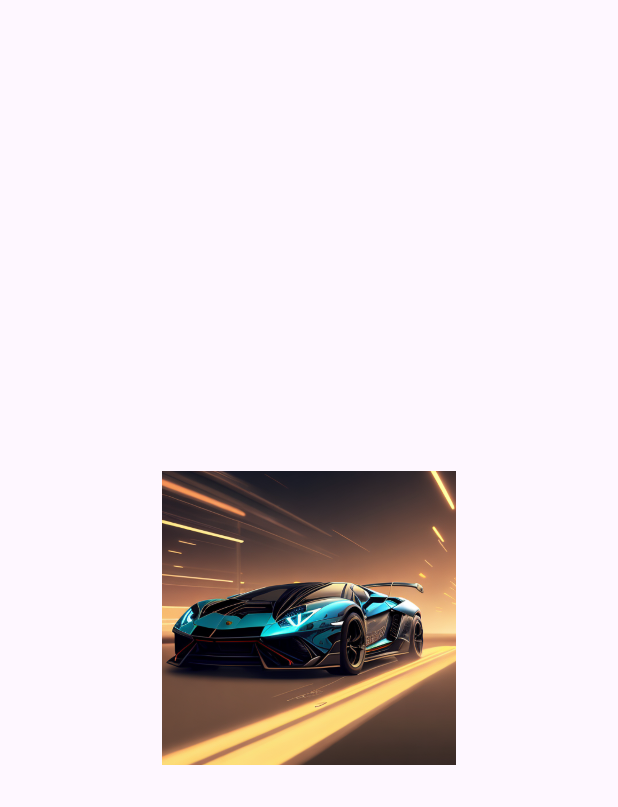
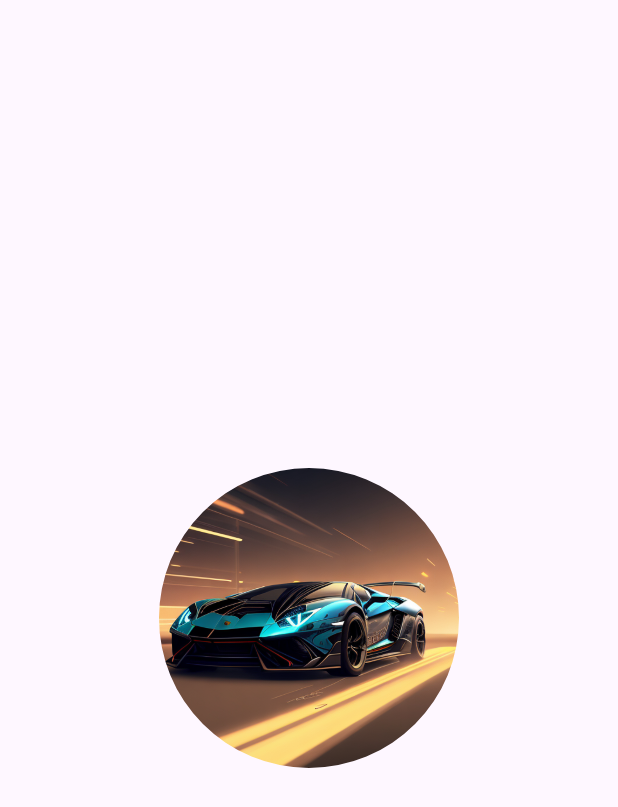
Before and after one commit to Everyday-Programmer/Rounded-Imageview-Android, an Android app: the screen it shows after launch (MainActivity), on a phone screen of 412 x 824 dp. Shown: the top 807 px of the screen. Run offline under Robolectric (Android 15) with nearby library versions, the phone set to English and light mode, and no system bars.

Commit message:
Update activity_main.xml

```diff
--- a/app/src/main/res/layout/activity_main.xml
+++ b/app/src/main/res/layout/activity_main.xml
@@ -9,12 +9,10 @@
     <com.google.android.material.imageview.ShapeableImageView
         android:layout_width="200sp"
         android:layout_height="200sp"
-        android:id="@+id/authorImage"
+        android:id="@+id/imageView"
+        app:shapeAppearanceOverlay="@style/roundedImageView"
+        android:src="@drawable/car"
         android:layout_centerInParent="true"
-        android:scaleType="centerCrop"
-        android:transitionName="profileImage"
-        app:shapeAppearanceOverlay="@style/circleImageView"
-        android:src="@drawable/car"
-        android:padding="2sp"/>
+        android:scaleType="centerCrop"/>
 
 </RelativeLayout>
```
